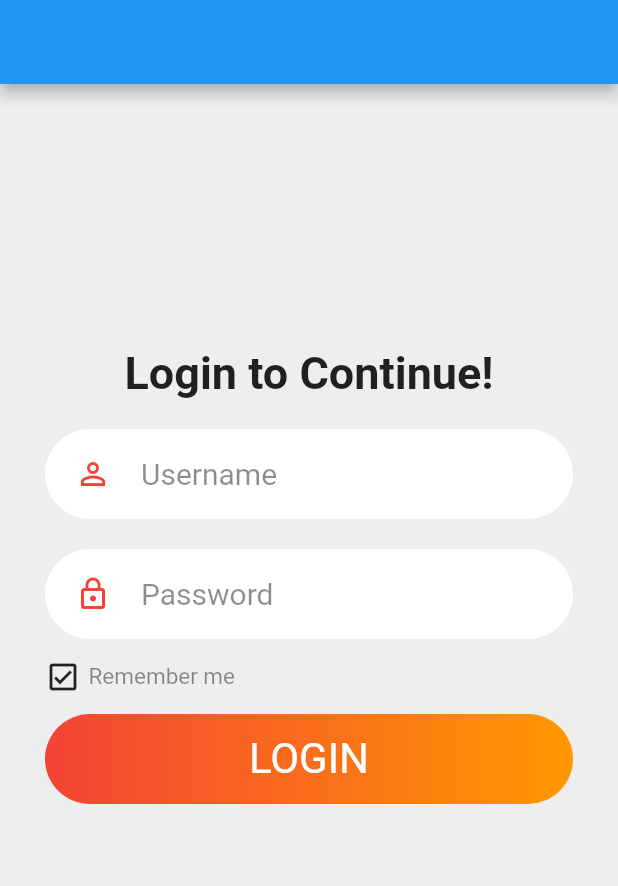
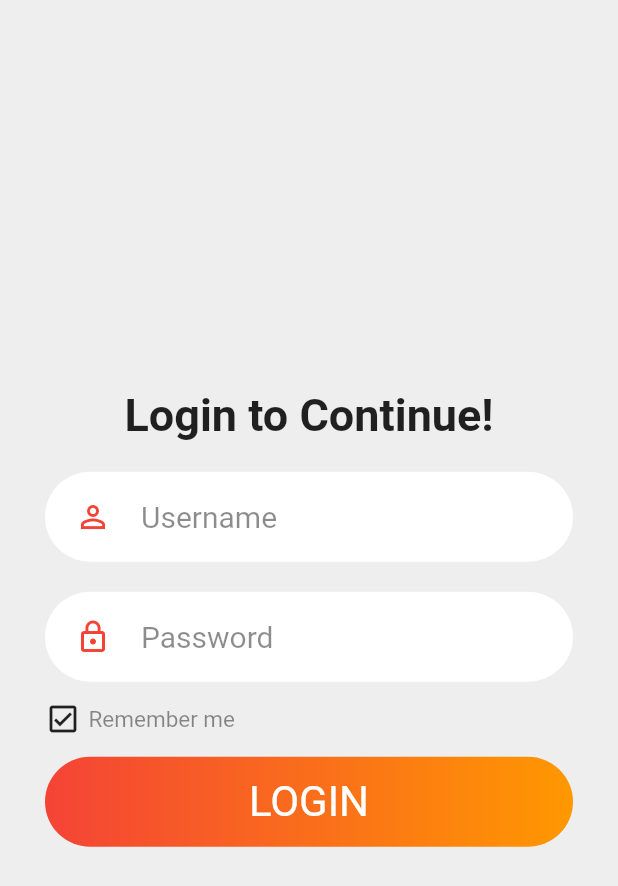
Before and after one commit to carlosheidrich/login_container, a Flutter app: the screen it shows after launch, on a phone screen of 412 x 824 dp. Shown: the top 886 px of the screen. Run offline on Flutter 3.47's test engine with Material 2 defaults, Android fonts, the phone set to English and light mode, and no system bars.

Commit message:
Nova Versão

```diff
--- a/lib/main.dart
+++ b/lib/main.dart
@@ -23,15 +23,10 @@ class HomePage extends StatelessWidget {
   @override
   Widget build(BuildContext context) {
     return Scaffold(
-      appBar: AppBar(),
       backgroundColor: Color(0xFFEEEEEE),
-      body: SingleChildScrollView(
-        child: Column(
-          crossAxisAlignment: CrossAxisAlignment.stretch,
+      body: Column(
+        mainAxisAlignment: MainAxisAlignment.center,
         children: [
-            SizedBox(
-              height: 175,
-            ),
           Text(
             'Login to Continue!',
             textAlign: TextAlign.center,
@@ -124,7 +119,6 @@ class HomePage extends StatelessWidget {
               onTap: () {
                 print('teste');
               },
-
               child: Container(
                 height: 30,
                 child: Row(
@@ -180,9 +174,8 @@ class HomePage extends StatelessWidget {
                 ),
               ),
             ),
-            )
+          ),
         ],
-        ),
       ),
     );
   }
```
Lines whose indentation alone changed are shown as unchanged.
